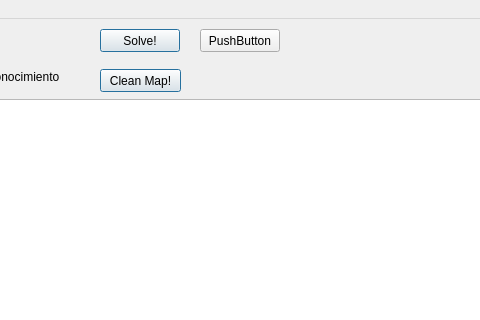
First picture: the form in UI/GUI.ui, repository PaytonZ/IC-Practica1, before the edit; both pictures show x 100 to 580 and y 0 to 320 of the 728 by 654 pixel window.
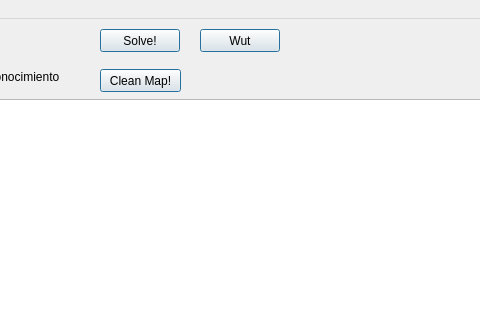
Second picture: the form after the edit.

The edit to the form file:
```diff
--- a/UI/GUI.ui
+++ b/UI/GUI.ui
@@ -161,7 +161,19 @@
      </rect>
     </property>
     <property name="text">
-     <string>PushButton</string>
+     <string>Wut</string>
+    </property>
+    <property name="checkable">
+     <bool>false</bool>
+    </property>
+    <property name="autoDefault">
+     <bool>false</bool>
+    </property>
+    <property name="default">
+     <bool>true</bool>
+    </property>
+    <property name="flat">
+     <bool>false</bool>
     </property>
    </widget>
   </widget>
```
